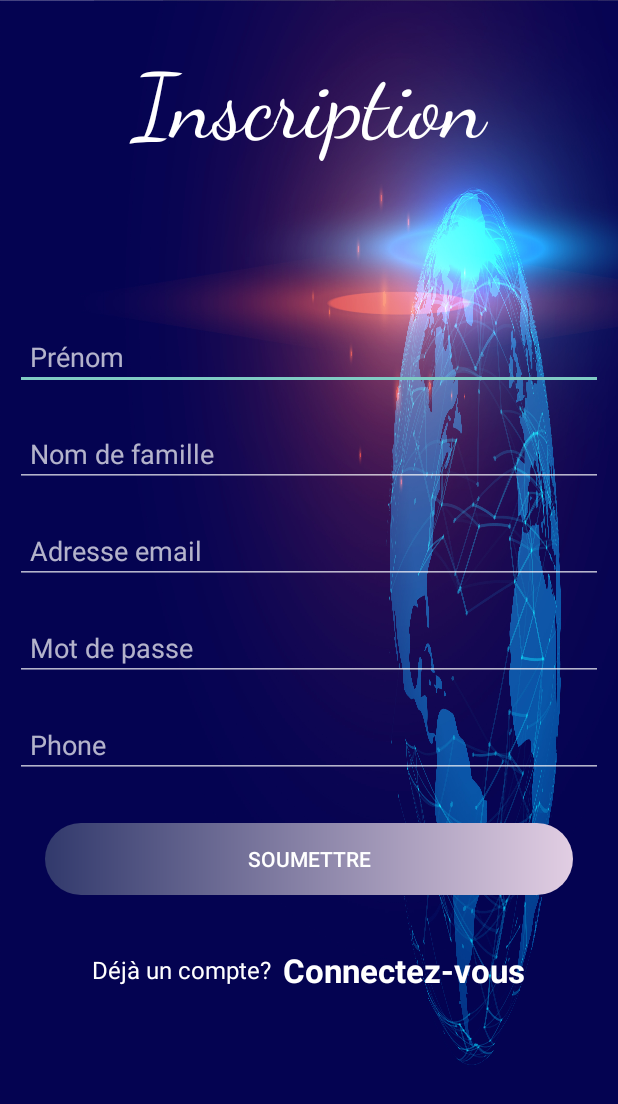
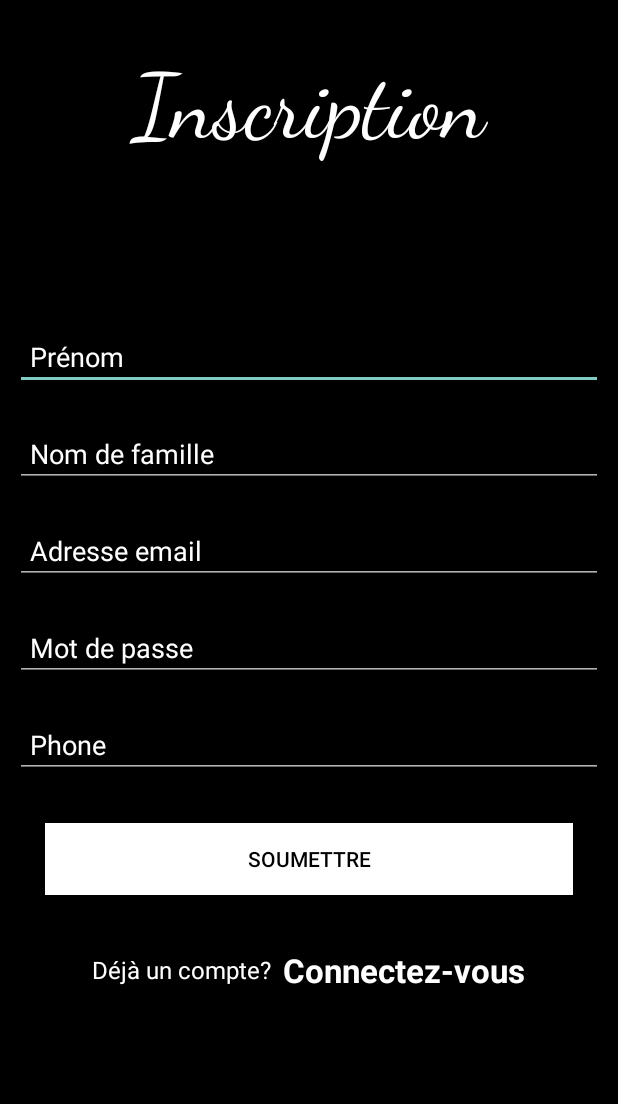
Before and after one commit to sokombe/zwa_news2_custom_api_with_volley_get_post-, an Android app: the Signin screen opened directly, with no data from a screen before it, on a phone screen of 412 x 824 dp. Shown: the top 1104 px of the screen. Run offline under Robolectric (Android 15) with nearby library versions, the light colour scheme and no system bars; our stand-ins replace Firebase (no records; nobody signed in at launch, a user with empty details on screens opened directly), Volley; network calls fail.

Commit message:
cool
cool

```diff
--- a/app/src/main/res/layout/activity_login.xml
+++ b/app/src/main/res/layout/activity_login.xml
@@ -3,8 +3,8 @@
     xmlns:tools="http://schemas.android.com/tools"
     android:layout_width="match_parent"
     android:layout_height="match_parent"
-    android:background="@drawable/login_bac"
     android:orientation="vertical"
+    android:background="@color/black"
     tools:context=".ui.Login_and_splash.Login">
 
   <LinearLayout
@@ -65,9 +65,9 @@
           android:layout_height="wrap_content"
           android:layout_marginHorizontal="30dp"
           android:layout_marginVertical="20dp"
-          android:background="@drawable/button_btn"
           android:text="Connexion"
-          android:textColor="@color/white" />
+          android:background="@color/white"
+          android:textColor="@color/black" />
 
       <LinearLayout
           android:layout_width="match_parent"
--- a/app/src/main/res/layout/activity_signin.xml
+++ b/app/src/main/res/layout/activity_signin.xml
@@ -4,8 +4,9 @@
     android:orientation="vertical"
     android:layout_width="match_parent"
     android:layout_height="match_parent"
+    android:background="@color/black"
     tools:context=".ui.Login_and_splash.Signin"
-    android:background="@drawable/login_bac">
+    >
 <LinearLayout
     android:layout_width="match_parent"
     android:layout_height="match_parent"
@@ -31,6 +32,7 @@
         android:layout_width="match_parent"
         android:layout_height="wrap_content"
         android:hint="Prénom"
+        android:textColorHint="@color/white"
         android:inputType="text"/>
 
     <EditText
@@ -40,6 +42,8 @@
         android:layout_width="match_parent"
         android:layout_height="wrap_content"
         android:hint="Nom de famille"
+        android:textColorHint="@color/white"
+
         android:inputType="text"/>
     <EditText
         android:padding="10dp"
@@ -48,6 +52,8 @@
         android:layout_width="match_parent"
         android:layout_height="wrap_content"
         android:hint="Adresse email"
+        android:textColorHint="@color/white"
+
         android:inputType="textEmailAddress"/>
 
 
@@ -59,6 +65,8 @@
         android:layout_width="match_parent"
         android:layout_height="wrap_content"
         android:hint="Mot de passe"
+        android:textColorHint="@color/white"
+
         android:inputType="textPassword"/>
 
     <EditText
@@ -68,6 +76,8 @@
         android:layout_width="match_parent"
         android:layout_height="wrap_content"
         android:hint="Phone"
+        android:textColorHint="@color/white"
+
         android:inputType="text"/>
 
     <Button
@@ -76,8 +86,8 @@
         android:text="Soumettre"
         android:layout_marginHorizontal="30dp"
         android:layout_marginVertical="20dp"
-        android:background="@drawable/button_btn"
-        android:textColor="@color/white"
+        android:textColor="@color/black"
+        android:background="@color/white"
         android:id="@+id/Button_Signin"
         />
 
```
